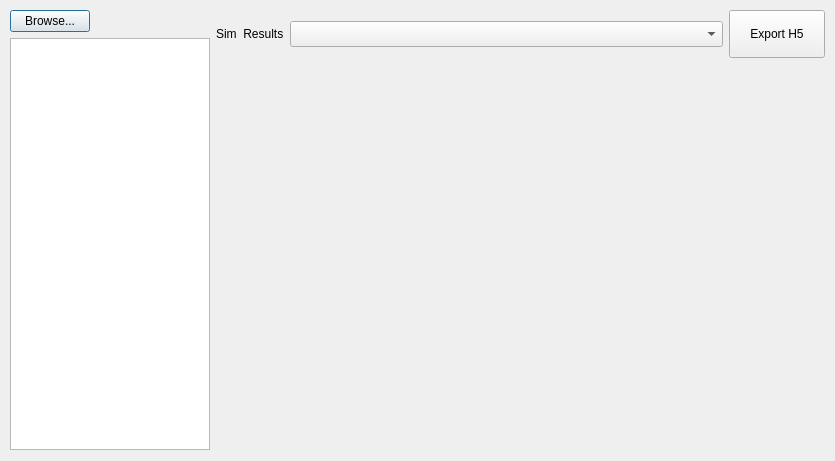
Qt form res/mee_plot_gui.ui (fran-jo/SimuGUI) before a commit.
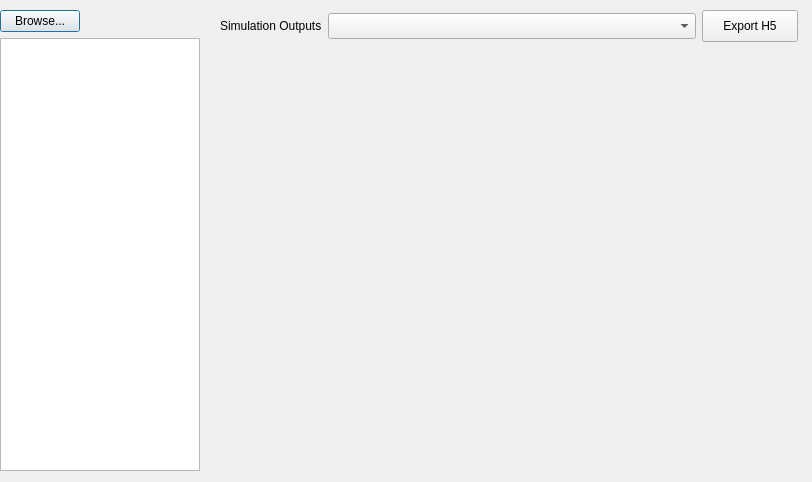
The same form after that commit. Icons and pictures are not drawn.

Commit message: improvement of gui, plot multiple signals,  rename package and classes

```diff
--- a/res/mee_plot_gui.ui
+++ b/res/mee_plot_gui.ui
@@ -9,24 +9,44 @@
    <rect>
     <x>0</x>
     <y>0</y>
-    <width>835</width>
-    <height>461</height>
+    <width>812</width>
+    <height>482</height>
    </rect>
   </property>
   <property name="windowTitle">
    <string>Dialog</string>
   </property>
+  <widget class="QWidget" name="centralWidget" native="true">
+   <property name="geometry">
+    <rect>
+     <x>220</x>
+     <y>49</y>
+     <width>581</width>
+     <height>421</height>
+    </rect>
+   </property>
+   <property name="sizePolicy">
+    <sizepolicy hsizetype="Minimum" vsizetype="Minimum">
+     <horstretch>1</horstretch>
+     <verstretch>0</verstretch>
+    </sizepolicy>
+   </property>
+   <property name="minimumSize">
+    <size>
+     <width>520</width>
+     <height>380</height>
+    </size>
+   </property>
+  </widget>
   <widget class="QWidget" name="layoutWidget">
    <property name="geometry">
     <rect>
-     <x>10</x>
+     <x>0</x>
      <y>10</y>
-     <width>815</width>
-     <height>440</height>
+     <width>212</width>
+     <height>461</height>
     </rect>
    </property>
-   <layout class="QGridLayout" name="gridLayout">
-    <item row="0" column="0" rowspan="2">
      <layout class="QVBoxLayout" name="verticalLayout">
       <item>
        <widget class="QPushButton" name="btnBrowseMeasurements">
@@ -105,8 +125,16 @@
        </widget>
       </item>
      </layout>
-    </item>
-    <item row="0" column="1">
+  </widget>
+  <widget class="QWidget" name="layoutWidget">
+   <property name="geometry">
+    <rect>
+     <x>220</x>
+     <y>10</y>
+     <width>578</width>
+     <height>32</height>
+    </rect>
+   </property>
      <layout class="QHBoxLayout" name="horizontalLayout">
       <item>
        <widget class="QLabel" name="label_2">
@@ -120,7 +148,7 @@
          <enum>Qt::RightToLeft</enum>
         </property>
         <property name="text">
-         <string>Sim  Results</string>
+       <string>Simulation Outputs</string>
         </property>
        </widget>
       </item>
@@ -134,7 +162,7 @@
         </property>
         <property name="minimumSize">
          <size>
-          <width>400</width>
+        <width>360</width>
           <height>26</height>
          </size>
         </property>
@@ -171,24 +199,6 @@
          <size>
           <width>32</width>
           <height>32</height>
-         </size>
-        </property>
-       </widget>
-      </item>
-     </layout>
-    </item>
-    <item row="1" column="1">
-     <widget class="QWidget" name="centralWidget" native="true">
-      <property name="sizePolicy">
-       <sizepolicy hsizetype="Minimum" vsizetype="Minimum">
-        <horstretch>1</horstretch>
-        <verstretch>0</verstretch>
-       </sizepolicy>
-      </property>
-      <property name="minimumSize">
-       <size>
-        <width>520</width>
-        <height>380</height>
        </size>
       </property>
      </widget>
```
Left out of the diff: 2 changed lines with no effect on the pictures. Lines whose indentation alone changed are shown as unchanged. The commit also changes 28 other files.
